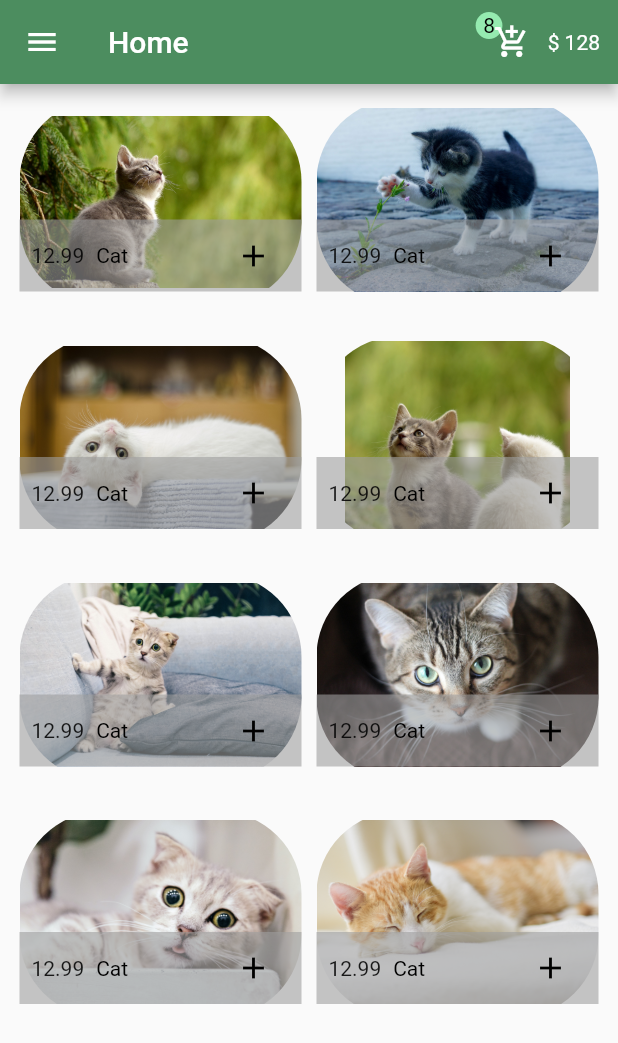
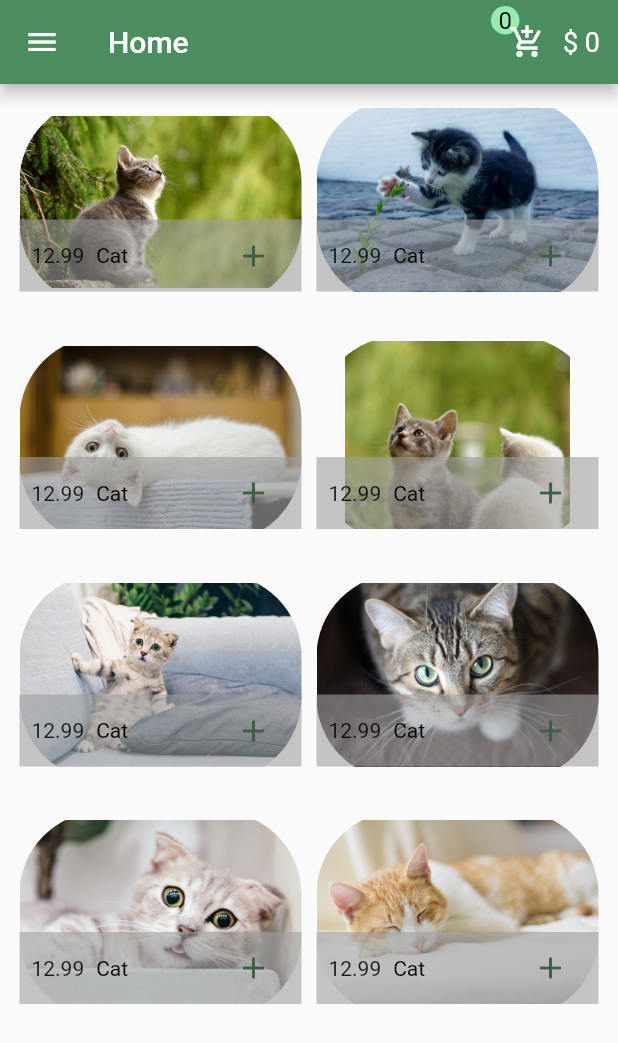
Before and after one commit to EslamElkurdi/E-Commerce-App, a Flutter app: the screen it shows after launch, on a phone screen of 412 x 824 dp. Shown: the top 1043 px of the screen. Run offline on Flutter 3.47's test engine with Material 2 defaults, Android fonts, the phone set to English and light mode, and no system bars.

Commit message:
IslamGamal convert all files in the project to use provider and consumer

```diff
--- a/lib/main.dart
+++ b/lib/main.dart
@@ -1,6 +1,8 @@
+import 'package:e_commerce/provider/cart.dart';
 import 'package:e_commerce/screens/home_layout.dart';
 
 import 'package:flutter/material.dart';
+import 'package:provider/provider.dart';
 void main() {
   runApp(const MyApp());
 }
@@ -10,9 +12,12 @@ class MyApp extends StatelessWidget {
 
   @override
   Widget build(BuildContext context) {
-    return const MaterialApp(
-      debugShowCheckedModeBanner: false,
-      home: HomeLayout(),
+    return ChangeNotifierProvider(
+      create: (context) => Cart(),
+      child: const MaterialApp(
+        debugShowCheckedModeBanner: false,
+        home: HomeLayout(),
+      ),
     );
   }
 }
--- /dev/null
+++ b/lib/provider/cart.dart
@@ -0,0 +1,13 @@
+import 'package:e_commerce/models/item_model_cat.dart';
+import 'package:flutter/material.dart';
+
+class Cart with ChangeNotifier {
+  List selectedProducts = [];
+  int price = 0;
+
+  add(Item product) {
+    selectedProducts.add(product);
+    price += product.price.round();
+    notifyListeners();
+  }
+}
--- a/lib/screens/home_layout.dart
+++ b/lib/screens/home_layout.dart
@@ -1,7 +1,11 @@
+import 'package:e_commerce/models/item_model_cat.dart';
+import 'package:e_commerce/provider/cart.dart';
 import 'package:e_commerce/screens/details_screeen.dart';
+import 'package:e_commerce/shared/colors/colors.dart';
 import 'package:flutter/material.dart';
+import 'package:provider/provider.dart';
 
-import '../models/item_model_cat.dart';
+
 
 class HomeLayout extends StatelessWidget {
   const HomeLayout({Key? key}) : super(key: key);
@@ -63,40 +67,50 @@ class HomeLayout extends StatelessWidget {
         ),
       ),
         appBar: AppBar(
-        backgroundColor: const Color.fromARGB(255, 76, 141, 95),
-        title: const Text("Home"),
           actions: [
-          Row(
+            Consumer<Cart>(builder: ((context, classInstancee, child) {
+              return Row(
                 children: [
                   Stack(
                     children: [
-                  Container(
+                      Positioned(
+                        bottom: 24,
+                        child: Container(
                             padding: const EdgeInsets.all(5),
                             decoration: const BoxDecoration(
                                 color: Color.fromARGB(211, 164, 255, 193),
                                 shape: BoxShape.circle),
-                    child: const Text(
-                      "8",
-                      style: TextStyle(color: Color.fromARGB(255, 0, 0, 0)),
-                    ),
+                            child: Text(
+                              "${classInstancee.selectedProducts.length}",
+                              style: const TextStyle(
+                                  fontSize: 16,
+                                  color: Color.fromARGB(255, 0, 0, 0)),
+                            )),
                       ),
                       IconButton(
                         onPressed: () {},
-                      icon: const Icon(Icons.add_shopping_cart)),
+                        icon: const Icon(Icons.add_shopping_cart),
+                      ),
                     ],
                   ),
-              const Padding(
-                padding: EdgeInsets.only(right: 12),
-                child: Text("\$ 128"),
-              )
+                  Padding(
+                    padding: const EdgeInsets.only(right: 12),
+                    child: Text(
+                      "\$ ${classInstancee.price}",
+                      style: const TextStyle(fontSize: 18),
+                    ),
+                  ),
                 ],
-          )
+              );
+            })),
           ],
+          backgroundColor: appbarGreen,
+          title: const Text("Home"),
         ),
       body: Padding(
-        padding:  EdgeInsets.all(13.0),
+        padding:const EdgeInsets.all(13.0),
         child: GridView.builder(
-            gridDelegate:  SliverGridDelegateWithFixedCrossAxisCount(
+            gridDelegate:const SliverGridDelegateWithFixedCrossAxisCount(
                 crossAxisCount: 2,
                 childAspectRatio: 3 / 2,
                 crossAxisSpacing: 10,
@@ -118,10 +132,15 @@ class HomeLayout extends StatelessWidget {
                 child: GridTile(
                   footer: GridTileBar(
                     backgroundColor: Colors.grey.withOpacity(0.6),
-                    trailing: IconButton(
-                        color: Colors.black,
-                        onPressed: () {},
-                        icon:const Icon(Icons.add)),
+                    trailing:
+                    Consumer<Cart>(builder: ((context, Carttt, child) {
+                      return IconButton(
+                          color: Color.fromARGB(255, 62, 94, 70),
+                          onPressed: () {
+                            Carttt.add(items[index]);
+                          },
+                          icon: Icon(Icons.add));
+                    })),
                     leading: Text(
                       "${items[index].price}",
                     ),
```
Lines whose indentation alone changed are shown as unchanged.
